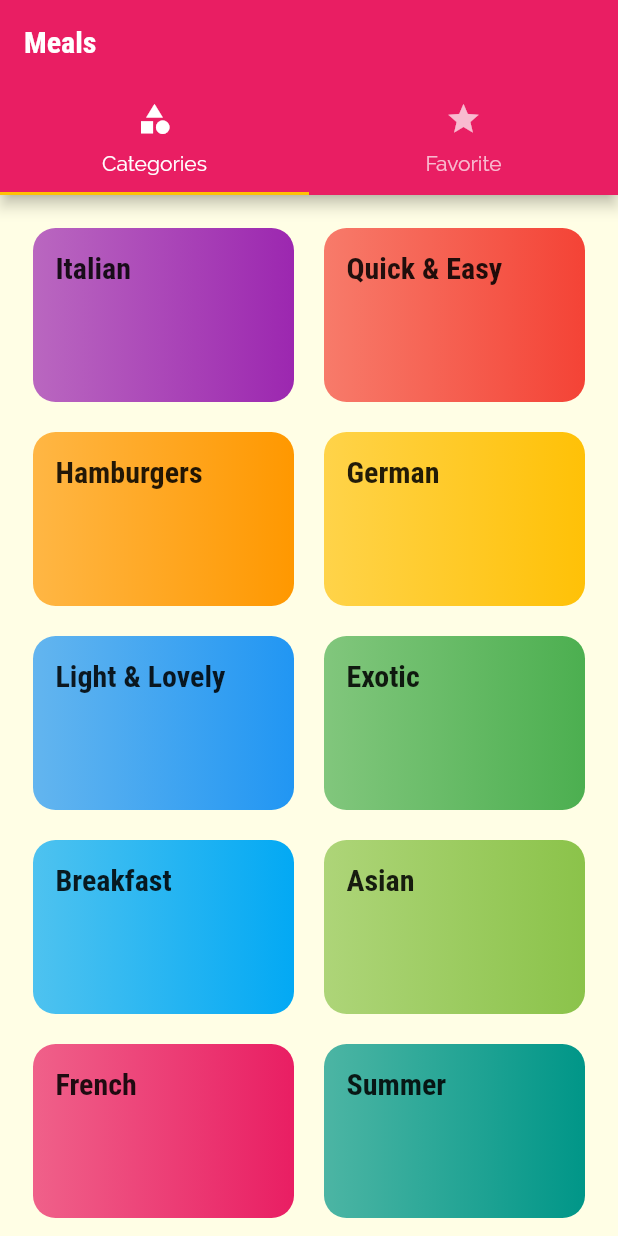
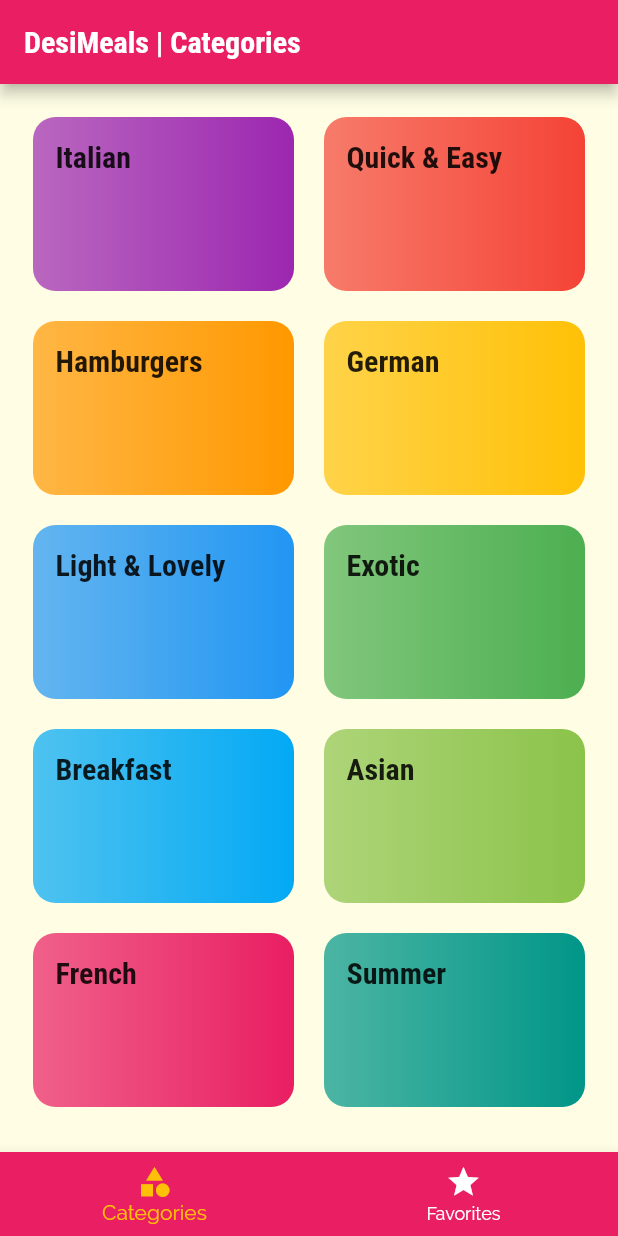
Before and after one commit to advaita-saha/delimeals, a Flutter app: the screen it shows after launch, on a phone screen of 412 x 824 dp. Run offline on Flutter 3.47's test engine with Material 2 defaults, Android fonts, the phone set to English and light mode, and no system bars.

```diff
--- a/lib/screens/tabs_screen.dart
+++ b/lib/screens/tabs_screen.dart
@@ -14,32 +14,51 @@ class TabScreen extends StatefulWidget {
 }
 
 class _TabScreenState extends State<TabScreen> {
+  final List<Map<String, Object>> _pages = [
+    {
+      'page': CategoriesScreen(),
+      'title': 'Categories',
+    },
+    {
+      'page': FavoritesScreen(),
+      'title': 'Your Favorites',
+    },
+  ];
+
+  int _selectedPageIndex = 0;
+
+  void _selectPage(int index) {
+    setState(() {
+      _selectedPageIndex = index;
+    });
+  }
+
   @override
   Widget build(BuildContext context) {
-    return DefaultTabController(
-        length: 2,
-        child: Scaffold(
-          appBar: AppBar(
-            title: Text('Meals'),
-            bottom: TabBar(
-              tabs: <Widget>[
-                Tab(
-                  icon: Icon(Icons.category),
-                  text: 'Categories',
-                ),
-                Tab(
-                  icon: Icon(Icons.star),
-                  text: 'Favorite',
-                ),
-              ],
-            ),
+    return Scaffold(
+      appBar: AppBar(
+        title: Text(
+            'DesiMeals | ${_pages[_selectedPageIndex]['title'] as String}'),
+      ),
+      body: _pages[_selectedPageIndex]['page'] as Widget,
+      bottomNavigationBar: BottomNavigationBar(
+        onTap: _selectPage,
+        backgroundColor: Theme.of(context).primaryColor,
+        unselectedItemColor: Colors.white,
+        selectedItemColor: Theme.of(context).accentColor,
+        currentIndex: _selectedPageIndex,
+        // type: BottomNavigationBarType.shifting,
+        items: [
+          BottomNavigationBarItem(
+            icon: Icon(Icons.category),
+            label: 'Categories',
           ),
-          body: TabBarView(
-            children: [
-              CategoriesScreen(),
-              FavoritesScreen(),
-            ],
+          BottomNavigationBarItem(
+            icon: Icon(Icons.star),
+            label: 'Favorites',
           ),
-        ));
+        ],
+      ),
+    );
   }
 }
```
